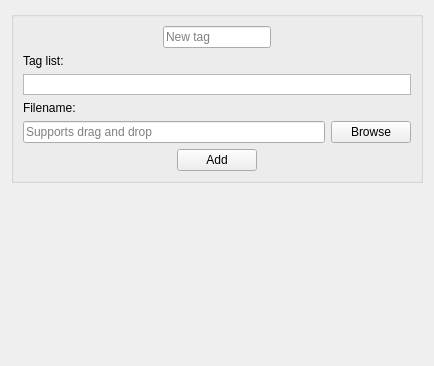
This is editpage.ui in acraig5075/tag-a-file as Qt 5 draws it before an edit. The edited form follows.
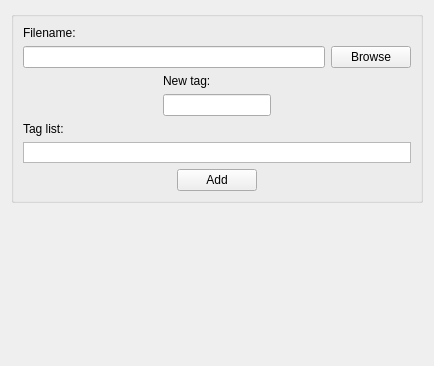
This is the edited form. Custom widgets are drawn as their Qt base class.

What changed in the file:
```diff
--- a/editpage.ui
+++ b/editpage.ui
@@ -13,13 +13,38 @@
   <property name="windowTitle">
    <string>Form</string>
   </property>
-  <layout class="QVBoxLayout" name="verticalLayout_2">
+  <layout class="QVBoxLayout" name="verticalLayout_3">
    <item>
     <widget class="QGroupBox" name="groupBox">
      <property name="title">
       <string/>
      </property>
-     <layout class="QVBoxLayout" name="verticalLayout">
+     <layout class="QVBoxLayout" name="verticalLayout_2">
+      <item>
+       <widget class="QLabel" name="label_2">
+        <property name="text">
+         <string>Filename:</string>
+        </property>
+       </widget>
+      </item>
+      <item>
+       <layout class="QHBoxLayout" name="horizontalLayout_3">
+        <item>
+         <widget class="QLineEdit" name="lineEdit">
+          <property name="placeholderText">
+           <string/>
+          </property>
+         </widget>
+        </item>
+        <item>
+         <widget class="QPushButton" name="browseButton">
+          <property name="text">
+           <string>Browse</string>
+          </property>
+         </widget>
+        </item>
+       </layout>
+      </item>
       <item>
        <layout class="QHBoxLayout" name="horizontalLayout">
         <item>
@@ -36,6 +61,15 @@
          </spacer>
         </item>
         <item>
+         <layout class="QVBoxLayout" name="verticalLayout">
+          <item>
+           <widget class="QLabel" name="label_3">
+            <property name="text">
+             <string>New tag:</string>
+            </property>
+           </widget>
+          </item>
+          <item>
          <widget class="TagLineEdit" name="tagEdit">
           <property name="sizePolicy">
            <sizepolicy hsizetype="Fixed" vsizetype="Fixed">
@@ -44,9 +78,11 @@
            </sizepolicy>
           </property>
           <property name="placeholderText">
-           <string>New tag</string>
-          </property>
-         </widget>
+             <string/>
+            </property>
+           </widget>
+          </item>
+         </layout>
         </item>
         <item>
          <spacer name="horizontalSpacer_2">
@@ -92,31 +128,6 @@
         </property>
        </widget>
       </item>
-      <item>
-       <widget class="QLabel" name="label_2">
-        <property name="text">
-         <string>Filename:</string>
-        </property>
-       </widget>
-      </item>
-      <item>
-       <layout class="QHBoxLayout" name="horizontalLayout_3">
-        <item>
-         <widget class="QLineEdit" name="lineEdit">
-          <property name="placeholderText">
-           <string>Supports drag and drop</string>
-          </property>
-         </widget>
-        </item>
-        <item>
-         <widget class="QPushButton" name="browseButton">
-          <property name="text">
-           <string>Browse</string>
-          </property>
-         </widget>
-        </item>
-       </layout>
-      </item>
       <item>
        <layout class="QHBoxLayout" name="horizontalLayout_2">
         <item>
```
Lines whose indentation alone changed are shown as unchanged.
